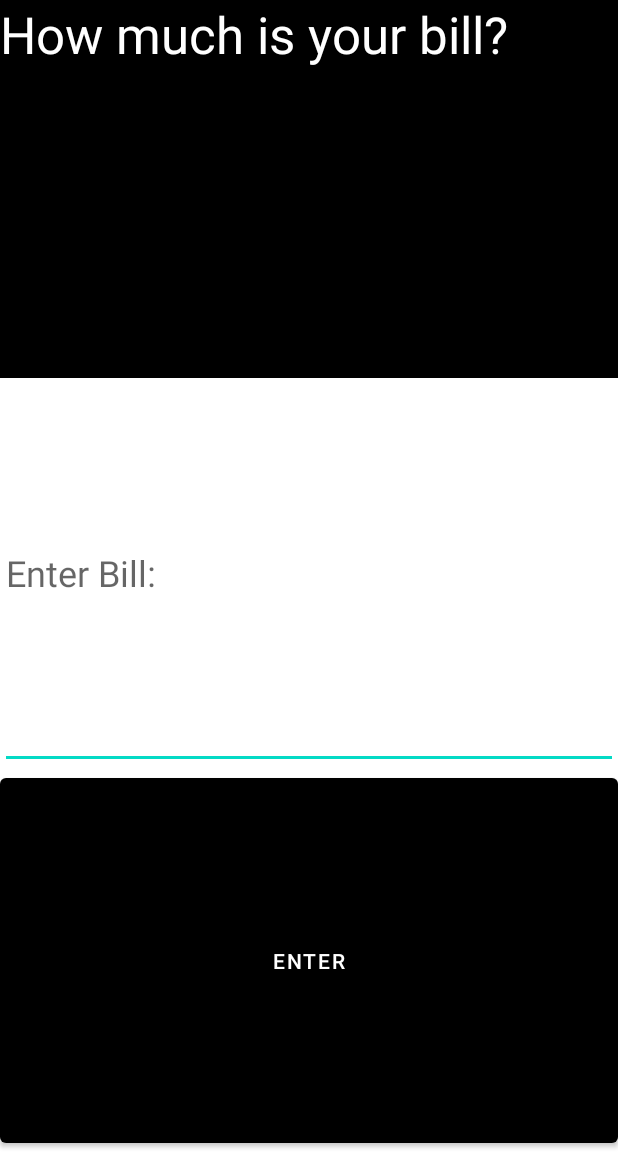
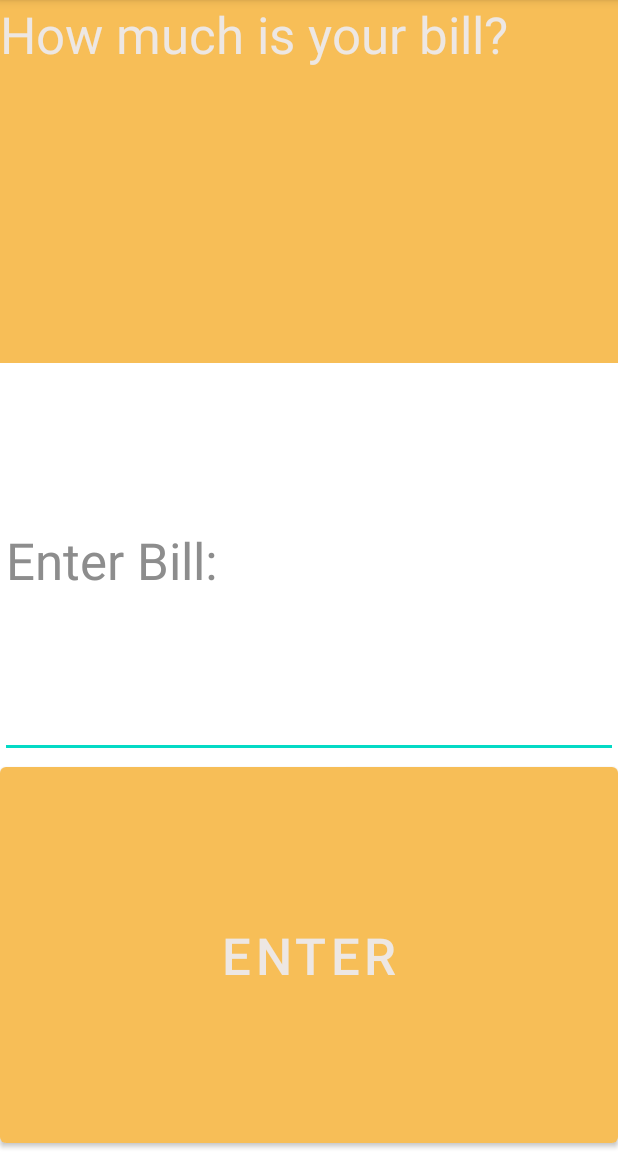
Before and after one commit to kevinmcclung/Honest_Tip_Calculator, an Android app: the screen it shows after launch (MainActivity), on a phone screen of 412 x 824 dp, the part 84-1236 px from its top. Run offline under Robolectric (Android 15) with nearby library versions, the phone set to English and light mode, and no system bars.

Commit message:
Color change

```diff
--- a/app/src/main/res/layout/activity_main.xml
+++ b/app/src/main/res/layout/activity_main.xml
@@ -20,9 +20,9 @@
             android:layout_width="match_parent"
             android:layout_height="wrap_content"
             android:layout_weight="1"
-            android:background="#000000"
+            android:background="#f7be57"
             android:text="@string/ask_bill"
-            android:textColor="#FFFFFF"
+            android:textColor="#EDE7E3"
             android:textSize="34sp"
             app:autoSizeMaxTextSize="120sp"
             app:autoSizeMinTextSize="12sp"
@@ -35,9 +35,11 @@
             android:layout_weight="1"
             android:ems="10"
             android:hint="@string/bill_hint"
+            android:importantForAutofill="no"
             android:inputType="numberDecimal"
-            android:textSize="24sp"
-            android:importantForAutofill="no" />
+            android:textColor="#8D8D8D"
+            android:textColorHint="#8D8D8D"
+            android:textSize="34sp" />
 
         <Button
             android:id="@+id/button"
@@ -46,7 +48,9 @@
             android:layout_weight="1"
             android:onClick="onClick"
             android:text="@string/enter"
-            app:backgroundTint="#000000" />
+            android:textColor="#EDE7E3"
+            android:textSize="34sp"
+            app:backgroundTint="#f7be57" />
 
     </LinearLayout>
 </androidx.constraintlayout.widget.ConstraintLayout>
```
